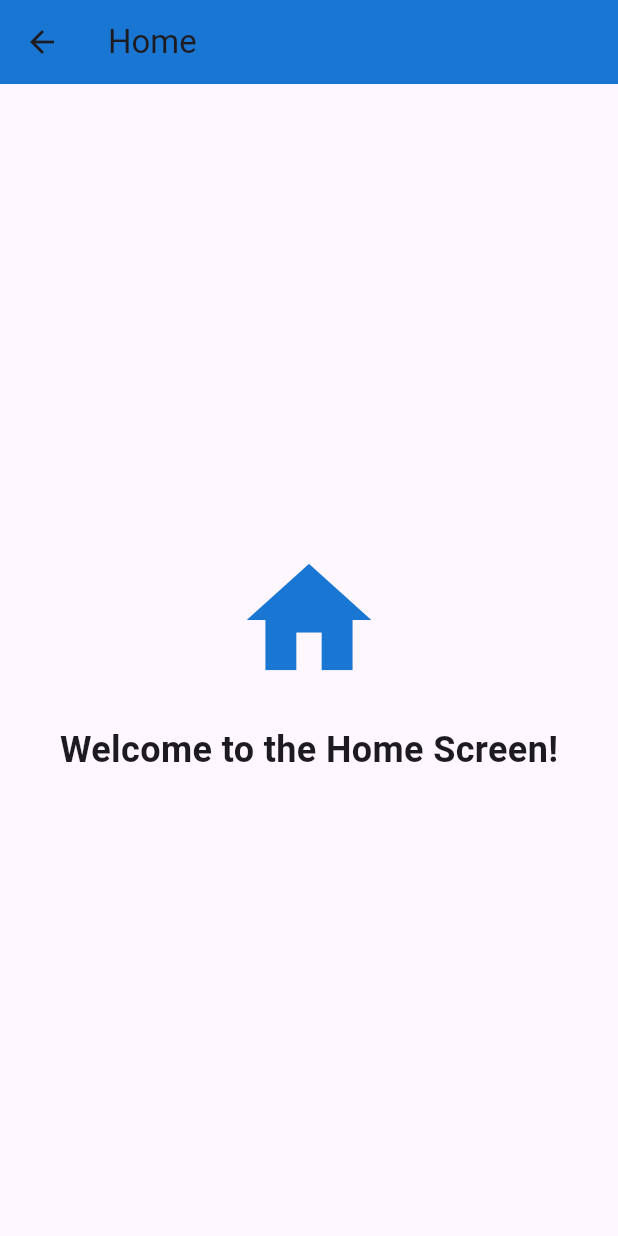
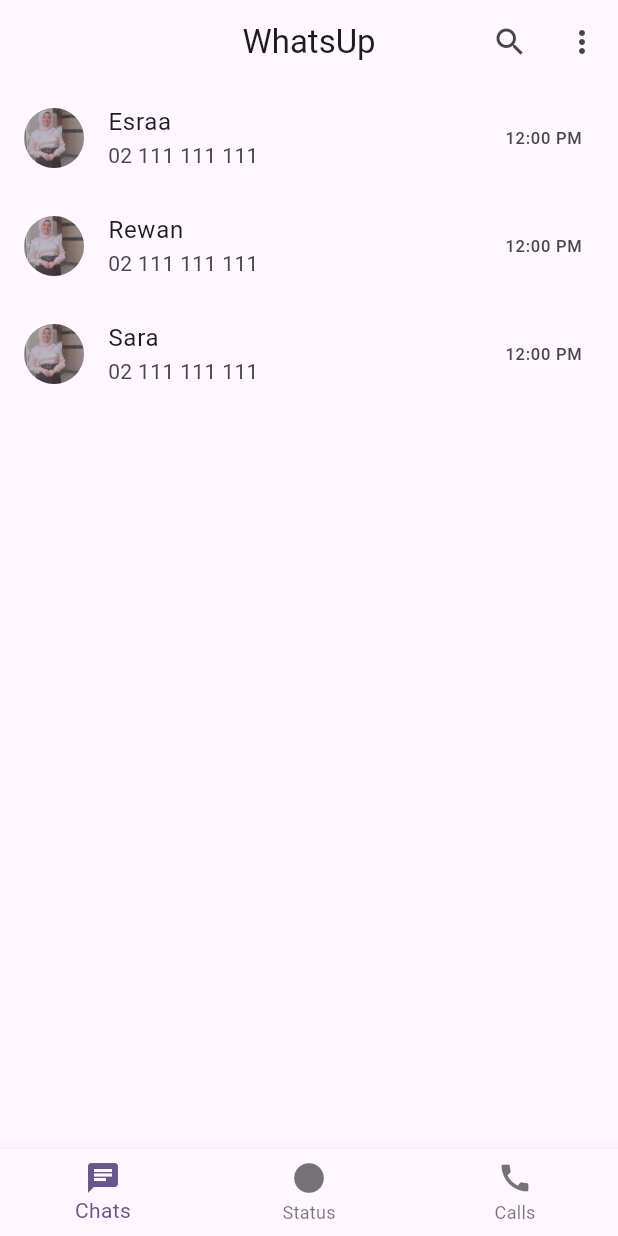
Before and after one commit to Sarawak9/WhatsApp-Clone, a Flutter app: the HomeView screen opened by its route, on a phone screen of 412 x 824 dp. Run offline on Flutter 3.47's test engine with Material 3 defaults, Android fonts, the phone set to English and light mode, and no system bars; our stand-ins replace firebase_auth, firebase_core; accounts and stored records are empty.

Commit message:
profile section

```diff
--- a/lib/core/utils/router/app_router.dart
+++ b/lib/core/utils/router/app_router.dart
@@ -9,7 +9,7 @@ class AppRouter {
   static Route<dynamic> generateRoute(RouteSettings settings) {
     switch (settings.name) {
       case '/':
-        return MaterialPageRoute(builder: (_) => const HomeView());
+        return MaterialPageRoute(builder: (_) => HomeView());
       case AppRoutes.splash:
         return MaterialPageRoute(builder: (_) => const SplashView());
       case AppRoutes.signIn:
--- a/lib/features/authentication/sign_in_view/sign_in.dart
+++ b/lib/features/authentication/sign_in_view/sign_in.dart
@@ -23,7 +23,7 @@ class _SignInViewState extends State<SignInView> {
               email: _emailController.text, password: _passwordController.text);
       Navigator.pushReplacement(
         context,
-        MaterialPageRoute(builder: (context) => const HomeView()),
+        MaterialPageRoute(builder: (context) => HomeView()),
       );
     } on FirebaseAuthException catch (e) {
       if (e.code == 'user-not-found') {
--- /dev/null
+++ b/lib/features/chats/views/chat_view/chats_view.dart
@@ -0,0 +1,22 @@
+import 'package:flutter/material.dart';
+import 'package:whatsapp_clone/features/chats/views/chat_view/widgets/chat_list_item.dart';
+
+class ChatsView extends StatelessWidget {
+  const ChatsView({super.key});
+
+  @override
+  Widget build(BuildContext context) {
+    return Scaffold(
+      body: ListView(
+        children: [
+          ChatListItem(
+              name: "Esraa", phoneNumber: "02 111 111 111", time: "12:00 PM"),
+          ChatListItem(
+              name: "Rewan", phoneNumber: "02 111 111 111", time: "12:00 PM"),
+          ChatListItem(
+              name: "Sara", phoneNumber: "02 111 111 111", time: "12:00 PM"),
+        ],
+      ),
+    );
+  }
+}
--- /dev/null
+++ b/lib/features/chats/views/chat_view/widgets/chat_list_item.dart
@@ -0,0 +1,27 @@
+import 'package:flutter/material.dart';
+
+class ChatListItem extends StatelessWidget {
+  final String name;
+  final String phoneNumber;
+  final String time;
+
+  const ChatListItem({
+    super.key,
+    required this.name,
+    required this.phoneNumber,
+    required this.time,
+  });
+
+  @override
+  Widget build(BuildContext context) {
+    return ListTile(
+      leading: CircleAvatar(
+        backgroundImage: const AssetImage('assets/images/profile_picture.jpg'),
+        backgroundColor: Colors.grey[300],
+      ),
+      title: Text(name),
+      subtitle: Text(phoneNumber),
+      trailing: Text(time),
+    );
+  }
+}
--- a/lib/features/home_view/home_view.dart
+++ b/lib/features/home_view/home_view.dart
@@ -1,31 +1,127 @@
 import 'package:flutter/material.dart';
+import 'package:whatsapp_clone/features/calls/views/calls_views.dart';
+import 'package:whatsapp_clone/features/chats/views/chat_view/chats_view.dart';
+import 'package:whatsapp_clone/features/profile_view/profile_view.dart';
+import 'package:whatsapp_clone/features/status_view/status_view.dart';
 
-class HomeView extends StatelessWidget {
+class HomeView extends StatefulWidget {
   const HomeView({super.key});
+
+  @override
+  _HomeViewState createState() => _HomeViewState();
+}
+
+class _HomeViewState extends State<HomeView> {
+  int _selectedIndex = 0;
+  bool _isSearching = false;
+  final TextEditingController _searchController = TextEditingController();
+
+  final List<Widget> _screens = [
+    ChatsView(),
+    StatusView(),
+    CallsView(),
+  ];
+
+  void _onItemTapped(int index) {
+    setState(() {
+      _selectedIndex = index;
+    });
+  }
+
+  void _startSearch() {
+    setState(() {
+      _isSearching = true;
+    });
+  }
+
+  void _stopSearch() {
+    setState(() {
+      _isSearching = false;
+      _searchController.clear();
+    });
+  }
+
+  void _onMenuSelected(String value) {
+    if (value == 'New Group') {
+    } else if (value == 'Profile') {
+      Navigator.push(
+        context,
+        MaterialPageRoute(builder: (context) => const ProfileView()),
+      );
+    } else if (value == 'Logout') {}
+  }
 
   @override
   Widget build(BuildContext context) {
     return Scaffold(
       appBar: AppBar(
-        title: const Text('Home'),
-        backgroundColor: Colors.blue[700],
+        title: _isSearching
+            ? TextField(
+                controller: _searchController,
+                autofocus: true,
+                decoration: const InputDecoration(
+                  hintText: 'Search...',
+                  border: InputBorder.none,
+                ),
+                onChanged: (value) {},
+              )
+            : const Text("WhatsUp"),
+        automaticallyImplyLeading: false,
+        centerTitle: true,
+        leading: _isSearching
+            ? IconButton(
+                icon: const Icon(Icons.arrow_back),
+                onPressed: _stopSearch,
+              )
+            : null,
+        actions: [
+          _isSearching
+              ? IconButton(
+                  icon: const Icon(Icons.clear),
+                  onPressed: _stopSearch,
+                )
+              : IconButton(
+                  icon: const Icon(Icons.search),
+                  onPressed: _startSearch,
+                ),
+          PopupMenuButton<String>(
+            onSelected: _onMenuSelected,
+            itemBuilder: (BuildContext context) => [
+              const PopupMenuItem<String>(
+                value: 'New Group',
+                child: Text('New Group'),
+              ),
+              const PopupMenuItem<String>(
+                value: 'Profile',
+                child: Text('Profile'),
+              ),
+              const PopupMenuItem<String>(
+                value: 'Logout',
+                child: Text('Logout'),
+              ),
+            ],
+            icon: const Icon(Icons.more_vert),
+          ),
+        ],
       ),
-      body: Center(
-        child: Column(
-          mainAxisAlignment: MainAxisAlignment.center,
-          children: [
-            Icon(
-              Icons.home,
-              size: 100,
-              color: Colors.blue[700],
-            ),
-            const SizedBox(height: 20),
-            const Text(
-              'Welcome to the Home Screen!',
-              style: TextStyle(fontSize: 24, fontWeight: FontWeight.bold),
-            ),
-          ],
-        ),
+      body: _screens[_selectedIndex],
+      bottomNavigationBar: BottomNavigationBar(
+        currentIndex: _selectedIndex,
+        onTap: _onItemTapped,
+        items: const [
+          BottomNavigationBarItem(
+            icon: Icon(Icons.chat),
+            label: "Chats",
+          ),
+          BottomNavigationBarItem(
+            icon: Icon(Icons.circle),
+            label: "Status",
+          ),
+          BottomNavigationBarItem(
+            icon: Icon(Icons.call),
+            label: "Calls",
+          ),
+        ],
       ),
     );
   }
--- a/pubspec.yaml
+++ b/pubspec.yaml
@@ -65,6 +65,7 @@ flutter:
   assets:
     - assets/images/whats_app_logo.svg
     - assets/images/App11.jpg
+    - assets/images/profile_picture.jpg
 
 
   # An image asset can refer to one or more resolution-specific "variants", see
```
Also changed, not shown: lib/features/calls/views/calls_views.dart (added, +18 -0 lines), lib/features/profile_view/profile_view.dart (added, +49 -0 lines), lib/features/status_view/status_view.dart (added, +31 -0 lines), lib/features/status_view/widgets/status_list_item.dart (added, +29 -0 lines), assets/images/profile_picture.jpg (added).
